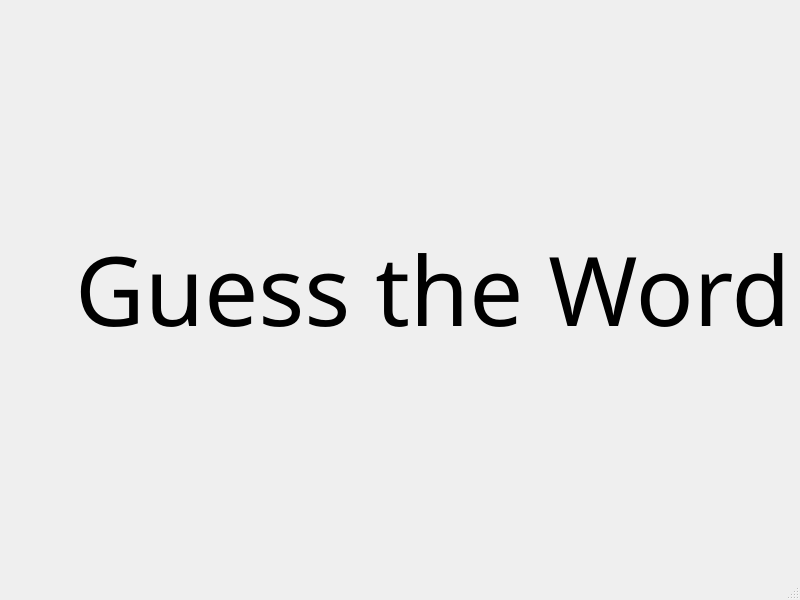
mm-ansarian/guess_the_word, file ui.ui: the form before one commit.
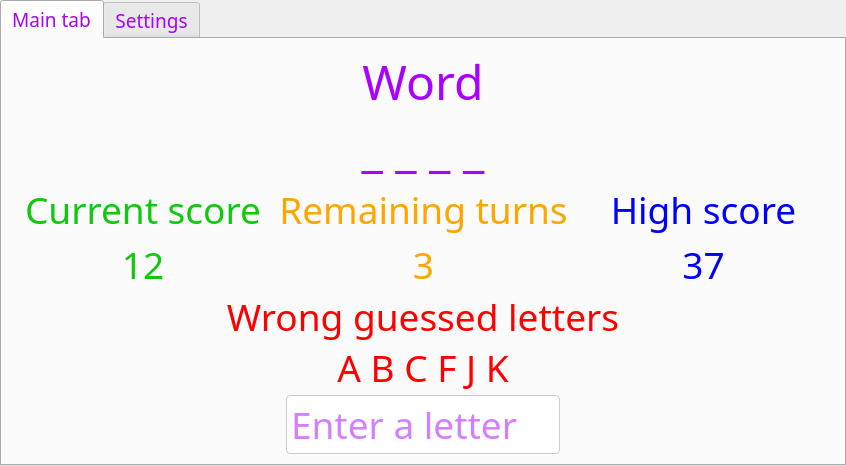
The form after the commit.

Patch:
```diff
--- a/ui.ui
+++ b/ui.ui
@@ -6,55 +6,637 @@
    <rect>
     <x>0</x>
     <y>0</y>
-    <width>800</width>
-    <height>600</height>
+    <width>846</width>
+    <height>466</height>
    </rect>
   </property>
   <property name="windowTitle">
    <string>Guess the Word</string>
   </property>
   <widget class="QWidget" name="centralwidget">
+   <property name="styleSheet">
+    <string notr="true"/>
+   </property>
    <layout class="QGridLayout" name="gridLayout">
+    <property name="leftMargin">
+     <number>0</number>
+    </property>
+    <property name="topMargin">
+     <number>0</number>
+    </property>
+    <property name="rightMargin">
+     <number>0</number>
+    </property>
+    <property name="bottomMargin">
+     <number>0</number>
+    </property>
+    <property name="spacing">
+     <number>0</number>
+    </property>
     <item row="0" column="0">
-     <spacer name="start_label_spacer_1">
-      <property name="orientation">
-       <enum>Qt::Horizontal</enum>
-      </property>
-      <property name="sizeHint" stdset="0">
-       <size>
-        <width>254</width>
-        <height>20</height>
-       </size>
-      </property>
-     </spacer>
-    </item>
-    <item row="0" column="2">
-     <spacer name="start_label_spacer_2">
-      <property name="orientation">
-       <enum>Qt::Horizontal</enum>
-      </property>
-      <property name="sizeHint" stdset="0">
-       <size>
-        <width>40</width>
-        <height>20</height>
-       </size>
-      </property>
-     </spacer>
-    </item>
-    <item row="0" column="1">
-     <widget class="QLabel" name="start_label">
-      <property name="enabled">
-       <bool>true</bool>
-      </property>
+     <widget class="QTabWidget" name="tabWidget">
       <property name="font">
        <font>
         <family>MV Boli</family>
-        <pointsize>72</pointsize>
+        <pointsize>14</pointsize>
        </font>
       </property>
-      <property name="text">
-       <string>Guess the Word</string>
+      <property name="cursor">
+       <cursorShape>ArrowCursor</cursorShape>
       </property>
+      <property name="styleSheet">
+       <string notr="true">color: rgb(170, 0, 255);</string>
+      </property>
+      <property name="tabPosition">
+       <enum>QTabWidget::North</enum>
+      </property>
+      <property name="tabShape">
+       <enum>QTabWidget::Rounded</enum>
+      </property>
+      <property name="currentIndex">
+       <number>0</number>
+      </property>
+      <property name="elideMode">
+       <enum>Qt::ElideNone</enum>
+      </property>
+      <property name="documentMode">
+       <bool>false</bool>
+      </property>
+      <property name="tabsClosable">
+       <bool>false</bool>
+      </property>
+      <property name="movable">
+       <bool>false</bool>
+      </property>
+      <property name="tabBarAutoHide">
+       <bool>false</bool>
+      </property>
+      <widget class="QWidget" name="main_tab">
+       <property name="font">
+        <font>
+         <family>MV Boli</family>
+        </font>
+       </property>
+       <attribute name="title">
+        <string>Main tab</string>
+       </attribute>
+       <layout class="QVBoxLayout" name="verticalLayout">
+        <item>
+         <layout class="QVBoxLayout" name="VerticalLayout1" stretch="2,2,3,2,2,2,2,3,1,2">
+          <property name="spacing">
+           <number>0</number>
+          </property>
+          <item>
+           <widget class="QLabel" name="WordLabel">
+            <property name="font">
+             <font>
+              <family>MV Boli</family>
+              <pointsize>36</pointsize>
+             </font>
+            </property>
+            <property name="styleSheet">
+             <string notr="true">color: rgb(170, 0, 255);</string>
+            </property>
+            <property name="text">
+             <string>Word</string>
+            </property>
+            <property name="alignment">
+             <set>Qt::AlignCenter</set>
+            </property>
+           </widget>
+          </item>
+          <item>
+           <widget class="QLabel" name="Guessing_Label">
+            <property name="font">
+             <font>
+              <family>MV Boli</family>
+              <pointsize>36</pointsize>
+             </font>
+            </property>
+            <property name="styleSheet">
+             <string notr="true">color: rgb(170, 0, 255);</string>
+            </property>
+            <property name="text">
+             <string>_ _ _ _</string>
+            </property>
+            <property name="alignment">
+             <set>Qt::AlignCenter</set>
+            </property>
+           </widget>
+          </item>
+          <item>
+           <spacer name="Spacer1">
+            <property name="orientation">
+             <enum>Qt::Vertical</enum>
+            </property>
+            <property name="sizeHint" stdset="0">
+             <size>
+              <width>20</width>
+              <height>40</height>
+             </size>
+            </property>
+           </spacer>
+          </item>
+          <item>
+           <layout class="QHBoxLayout" name="HorizontalLayout1">
+            <property name="spacing">
+             <number>4</number>
+            </property>
+            <item>
+             <layout class="QVBoxLayout" name="VerticalLayout2">
+              <item>
+               <widget class="QLabel" name="CurrentScoreLabel">
+                <property name="font">
+                 <font>
+                  <family>MV Boli</family>
+                  <pointsize>28</pointsize>
+                 </font>
+                </property>
+                <property name="styleSheet">
+                 <string notr="true">QLabel {
+	color: rgb(15, 202, 12);
+}
+</string>
+                </property>
+                <property name="text">
+                 <string>Current score</string>
+                </property>
+                <property name="alignment">
+                 <set>Qt::AlignCenter</set>
+                </property>
+               </widget>
+              </item>
+              <item>
+               <widget class="QLabel" name="CurrentScoreNumber">
+                <property name="font">
+                 <font>
+                  <family>MV Boli</family>
+                  <pointsize>28</pointsize>
+                 </font>
+                </property>
+                <property name="styleSheet">
+                 <string notr="true">QLabel {
+	color: rgb(15, 202, 12);
+}
+</string>
+                </property>
+                <property name="text">
+                 <string>12</string>
+                </property>
+                <property name="alignment">
+                 <set>Qt::AlignCenter</set>
+                </property>
+               </widget>
+              </item>
+             </layout>
+            </item>
+            <item>
+             <layout class="QVBoxLayout" name="VerticalLayout3">
+              <item>
+               <widget class="QLabel" name="TurnsLabel">
+                <property name="font">
+                 <font>
+                  <family>MV Boli</family>
+                  <pointsize>28</pointsize>
+                 </font>
+                </property>
+                <property name="styleSheet">
+                 <string notr="true">QLabel {
+    color: orange;
+}
+</string>
+                </property>
+                <property name="text">
+                 <string>Remaining turns</string>
+                </property>
+                <property name="alignment">
+                 <set>Qt::AlignCenter</set>
+                </property>
+               </widget>
+              </item>
+              <item>
+               <widget class="QLabel" name="TurnsNumber">
+                <property name="font">
+                 <font>
+                  <family>MV Boli</family>
+                  <pointsize>28</pointsize>
+                 </font>
+                </property>
+                <property name="styleSheet">
+                 <string notr="true">QLabel {
+    color: orange;
+}
+</string>
+                </property>
+                <property name="text">
+                 <string>3</string>
+                </property>
+                <property name="alignment">
+                 <set>Qt::AlignCenter</set>
+                </property>
+               </widget>
+              </item>
+             </layout>
+            </item>
+            <item>
+             <layout class="QVBoxLayout" name="VerticalLayout4">
+              <item>
+               <widget class="QLabel" name="HighLabel">
+                <property name="font">
+                 <font>
+                  <family>MV Boli</family>
+                  <pointsize>28</pointsize>
+                 </font>
+                </property>
+                <property name="styleSheet">
+                 <string notr="true">QLabel {
+	color: rgb(0, 0, 255)
+}</string>
+                </property>
+                <property name="text">
+                 <string>High score</string>
+                </property>
+                <property name="alignment">
+                 <set>Qt::AlignCenter</set>
+                </property>
+               </widget>
+              </item>
+              <item>
+               <widget class="QLabel" name="HighNumber">
+                <property name="font">
+                 <font>
+                  <family>MV Boli</family>
+                  <pointsize>28</pointsize>
+                 </font>
+                </property>
+                <property name="styleSheet">
+                 <string notr="true">QLabel {
+	color: rgb(0, 0, 255)
+}</string>
+                </property>
+                <property name="text">
+                 <string>37</string>
+                </property>
+                <property name="alignment">
+                 <set>Qt::AlignCenter</set>
+                </property>
+               </widget>
+              </item>
+             </layout>
+            </item>
+           </layout>
+          </item>
+          <item>
+           <spacer name="Spacer2">
+            <property name="orientation">
+             <enum>Qt::Vertical</enum>
+            </property>
+            <property name="sizeHint" stdset="0">
+             <size>
+              <width>20</width>
+              <height>40</height>
+             </size>
+            </property>
+           </spacer>
+          </item>
+          <item>
+           <widget class="QLabel" name="WrongGuessedLettersLabel">
+            <property name="font">
+             <font>
+              <family>MV Boli</family>
+              <pointsize>28</pointsize>
+             </font>
+            </property>
+            <property name="styleSheet">
+             <string notr="true">QLabel {
+    color: red;
+}
+</string>
+            </property>
+            <property name="text">
+             <string>Wrong guessed letters</string>
+            </property>
+            <property name="alignment">
+             <set>Qt::AlignCenter</set>
+            </property>
+           </widget>
+          </item>
+          <item>
+           <widget class="QLabel" name="WrongGuessedLetters">
+            <property name="font">
+             <font>
+              <family>MV Boli</family>
+              <pointsize>28</pointsize>
+             </font>
+            </property>
+            <property name="styleSheet">
+             <string notr="true">QLabel {
+    color: red;
+}
+</string>
+            </property>
+            <property name="text">
+             <string>A B C F J K</string>
+            </property>
+            <property name="alignment">
+             <set>Qt::AlignCenter</set>
+            </property>
+           </widget>
+          </item>
+          <item>
+           <spacer name="Spacer3">
+            <property name="orientation">
+             <enum>Qt::Vertical</enum>
+            </property>
+            <property name="sizeHint" stdset="0">
+             <size>
+              <width>20</width>
+              <height>40</height>
+             </size>
+            </property>
+           </spacer>
+          </item>
+          <item>
+           <layout class="QHBoxLayout" name="HorizontalLayout2" stretch="1,1,1">
+            <item>
+             <spacer name="Spacer4">
+              <property name="orientation">
+               <enum>Qt::Horizontal</enum>
+              </property>
+              <property name="sizeHint" stdset="0">
+               <size>
+                <width>40</width>
+                <height>20</height>
+               </size>
+              </property>
+             </spacer>
+            </item>
+            <item>
+             <widget class="QLineEdit" name="WordTextBox">
+              <property name="font">
+               <font>
+                <family>MV Boli</family>
+                <pointsize>28</pointsize>
+               </font>
+              </property>
+              <property name="styleSheet">
+               <string notr="true">QLineEdit {
+	color: rgb(170, 0, 255);
+    border: 1px solid #ccc;
+    border-radius: 4px;
+    padding: 2px;
+}
+
+QLineEdit::placeholder {
+    color: gray;
+}
+</string>
+              </property>
+              <property name="inputMask">
+               <string/>
+              </property>
+              <property name="text">
+               <string/>
+              </property>
+              <property name="maxLength">
+               <number>1</number>
+              </property>
+              <property name="alignment">
+               <set>Qt::AlignLeading|Qt::AlignLeft|Qt::AlignVCenter</set>
+              </property>
+              <property name="placeholderText">
+               <string>Enter a letter</string>
+              </property>
+              <property name="cursorMoveStyle">
+               <enum>Qt::LogicalMoveStyle</enum>
+              </property>
+             </widget>
+            </item>
+            <item>
+             <spacer name="Spacer5">
+              <property name="orientation">
+               <enum>Qt::Horizontal</enum>
+              </property>
+              <property name="sizeHint" stdset="0">
+               <size>
+                <width>40</width>
+                <height>20</height>
+               </size>
+              </property>
+             </spacer>
+            </item>
+           </layout>
+          </item>
+          <item>
+           <spacer name="Spacer6">
+            <property name="orientation">
+             <enum>Qt::Vertical</enum>
+            </property>
+            <property name="sizeHint" stdset="0">
+             <size>
+              <width>20</width>
+              <height>40</height>
+             </size>
+            </property>
+           </spacer>
+          </item>
+         </layout>
+        </item>
+       </layout>
+      </widget>
+      <widget class="QWidget" name="settings">
+       <attribute name="title">
+        <string>Settings</string>
+       </attribute>
+       <widget class="QLabel" name="GameLVLLabel">
+        <property name="geometry">
+         <rect>
+          <x>0</x>
+          <y>10</y>
+          <width>161</width>
+          <height>33</height>
+         </rect>
+        </property>
+        <property name="font">
+         <font>
+          <family>MV Boli</family>
+          <pointsize>20</pointsize>
+         </font>
+        </property>
+        <property name="text">
+         <string>Game level: </string>
+        </property>
+       </widget>
+       <widget class="QComboBox" name="GameLVLCombo">
+        <property name="enabled">
+         <bool>true</bool>
+        </property>
+        <property name="geometry">
+         <rect>
+          <x>180</x>
+          <y>10</y>
+          <width>170</width>
+          <height>40</height>
+         </rect>
+        </property>
+        <property name="font">
+         <font>
+          <family>MV Boli</family>
+          <pointsize>16</pointsize>
+         </font>
+        </property>
+        <property name="cursor">
+         <cursorShape>PointingHandCursor</cursorShape>
+        </property>
+        <property name="editable">
+         <bool>false</bool>
+        </property>
+        <property name="currentText">
+         <string>Basic</string>
+        </property>
+        <property name="currentIndex">
+         <number>0</number>
+        </property>
+        <property name="maxVisibleItems">
+         <number>10</number>
+        </property>
+        <item>
+         <property name="text">
+          <string>Basic</string>
+         </property>
+        </item>
+        <item>
+         <property name="text">
+          <string>Intermediate</string>
+         </property>
+        </item>
+        <item>
+         <property name="text">
+          <string>Professional</string>
+         </property>
+        </item>
+        <item>
+         <property name="text">
+          <string>Expert</string>
+         </property>
+        </item>
+       </widget>
+       <widget class="QLabel" name="GameColorLabel">
+        <property name="geometry">
+         <rect>
+          <x>0</x>
+          <y>70</y>
+          <width>171</width>
+          <height>33</height>
+         </rect>
+        </property>
+        <property name="font">
+         <font>
+          <family>MV Boli</family>
+          <pointsize>20</pointsize>
+         </font>
+        </property>
+        <property name="text">
+         <string>Color theme:</string>
+        </property>
+       </widget>
+       <widget class="QComboBox" name="GameColorCombo">
+        <property name="enabled">
+         <bool>true</bool>
+        </property>
+        <property name="geometry">
+         <rect>
+          <x>180</x>
+          <y>70</y>
+          <width>170</width>
+          <height>40</height>
+         </rect>
+        </property>
+        <property name="font">
+         <font>
+          <family>MV Boli</family>
+          <pointsize>16</pointsize>
+         </font>
+        </property>
+        <property name="cursor">
+         <cursorShape>PointingHandCursor</cursorShape>
+        </property>
+        <item>
+         <property name="text">
+          <string>Light</string>
+         </property>
+        </item>
+       </widget>
+       <widget class="QLabel" name="GameCacheLabel">
+        <property name="geometry">
+         <rect>
+          <x>0</x>
+          <y>130</y>
+          <width>161</width>
+          <height>33</height>
+         </rect>
+        </property>
+        <property name="font">
+         <font>
+          <family>MV Boli</family>
+          <pointsize>20</pointsize>
+         </font>
+        </property>
+        <property name="text">
+         <string>Game cache:</string>
+        </property>
+       </widget>
+       <widget class="QPushButton" name="ClearCacheBtn">
+        <property name="geometry">
+         <rect>
+          <x>180</x>
+          <y>130</y>
+          <width>170</width>
+          <height>41</height>
+         </rect>
+        </property>
+        <property name="font">
+         <font>
+          <family>MV Boli</family>
+          <pointsize>20</pointsize>
+         </font>
+        </property>
+        <property name="cursor">
+         <cursorShape>PointingHandCursor</cursorShape>
+        </property>
+        <property name="styleSheet">
+         <string notr="true">color: rgb(255, 0, 0);</string>
+        </property>
+        <property name="text">
+         <string>Clear cache</string>
+        </property>
+       </widget>
+       <widget class="QPushButton" name="ChangeLevelBtn">
+        <property name="geometry">
+         <rect>
+          <x>370</x>
+          <y>10</y>
+          <width>130</width>
+          <height>40</height>
+         </rect>
+        </property>
+        <property name="font">
+         <font>
+          <family>MV Boli</family>
+          <pointsize>20</pointsize>
+         </font>
+        </property>
+        <property name="cursor">
+         <cursorShape>PointingHandCursor</cursorShape>
+        </property>
+        <property name="styleSheet">
+         <string notr="true">color: rgb(170, 0, 255);</string>
+        </property>
+        <property name="text">
+         <string>Change</string>
+        </property>
+       </widget>
+      </widget>
      </widget>
     </item>
    </layout>
@@ -69,7 +651,6 @@
     </rect>
    </property>
   </widget>
-  <widget class="QStatusBar" name="statusbar"/>
  </widget>
  <resources/>
  <connections/>
```
Left out of the diff: 2 changed lines with no effect on the pictures.
